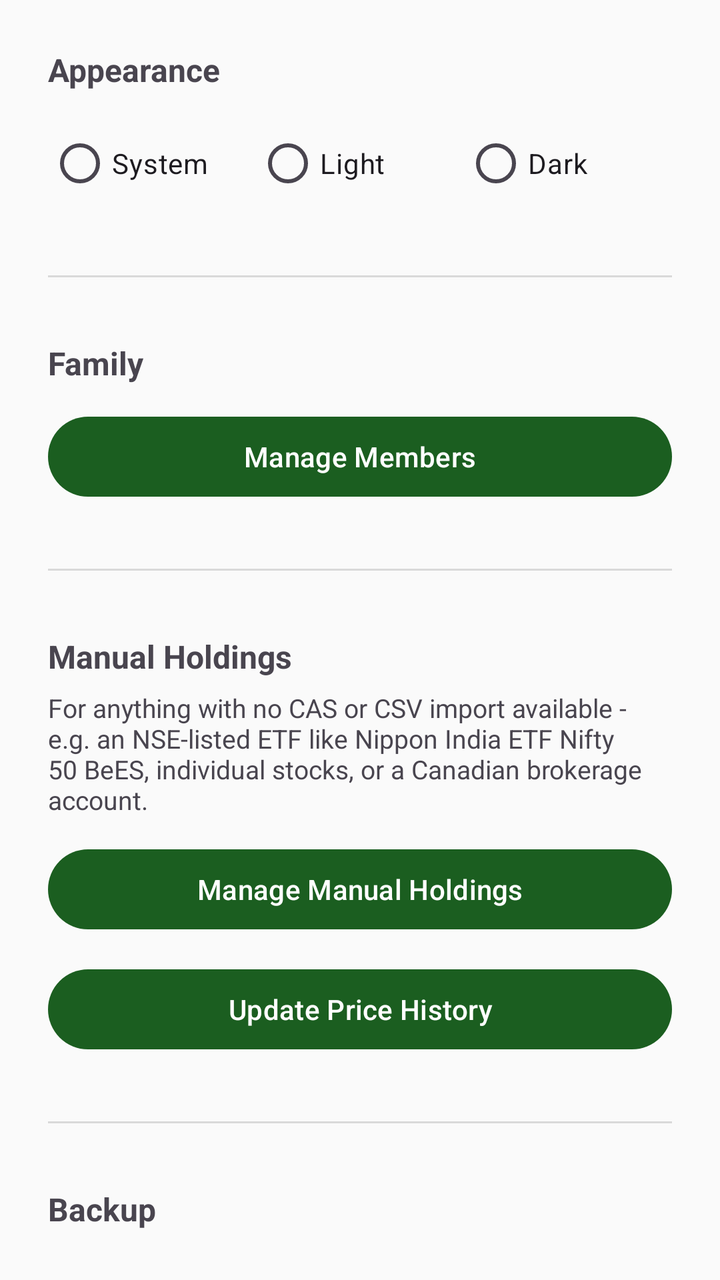
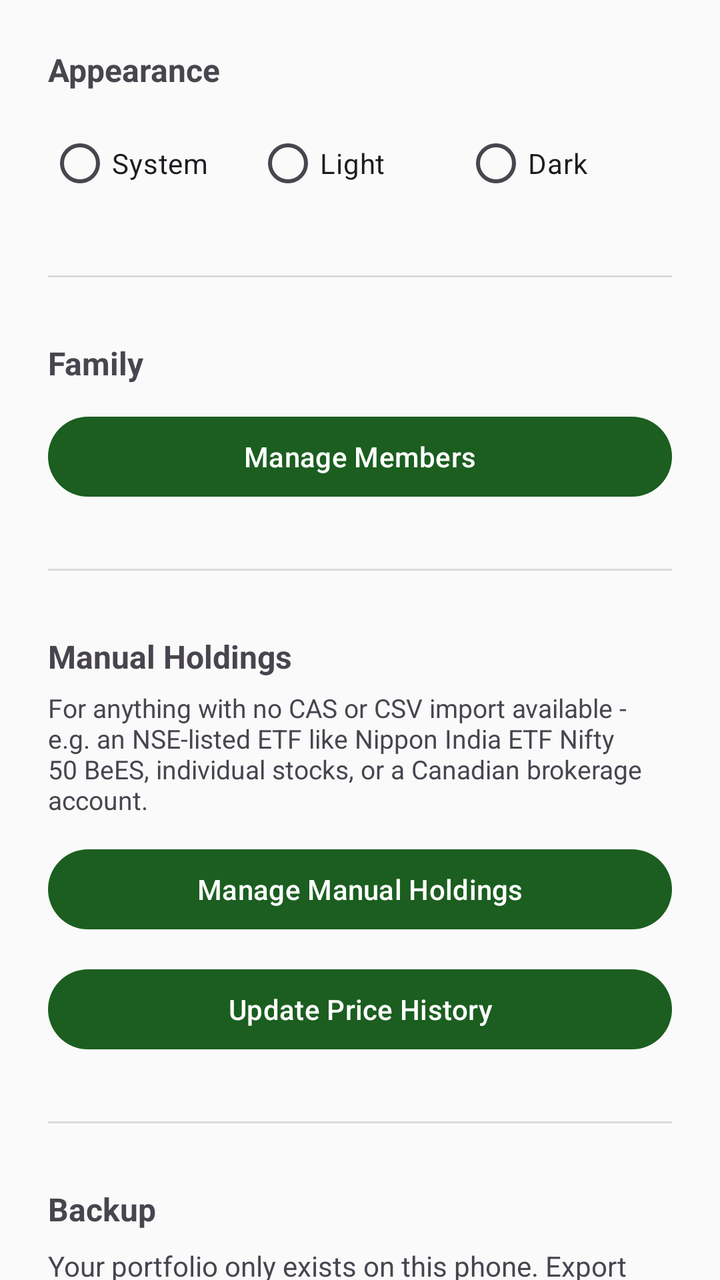

An Android layout rendered at two revisions. The XML below is the earlier revision; the diff shows what the commit changed to produce the second picture.
<!-- AndroidManifest.xml: application theme Theme.PersonalPortfolio -->
<!-- res/layout/activity_settings.xml -->
<?xml version="1.0" encoding="utf-8"?>
<LinearLayout xmlns:android="http://schemas.android.com/apk/res/android"
    android:layout_width="match_parent"
    android:layout_height="match_parent"
    android:orientation="vertical"
    android:padding="24dp">

    <TextView
        android:layout_width="match_parent"
        android:layout_height="wrap_content"
        android:textSize="16sp"
        android:textStyle="bold"
        android:text="Appearance" />

    <RadioGroup
        android:id="@+id/themeRadioGroup"
        android:layout_width="match_parent"
        android:layout_height="wrap_content"
        android:orientation="horizontal"
        android:layout_marginTop="12dp">

        <RadioButton
            android:id="@+id/themeSystemRadio"
            android:layout_width="0dp"
            android:layout_height="wrap_content"
            android:layout_weight="1"
            android:text="System" />

        <RadioButton
            android:id="@+id/themeLightRadio"
            android:layout_width="0dp"
            android:layout_height="wrap_content"
            android:layout_weight="1"
            android:text="Light" />

        <RadioButton
            android:id="@+id/themeDarkRadio"
            android:layout_width="0dp"
            android:layout_height="wrap_content"
            android:layout_weight="1"
            android:text="Dark" />

    </RadioGroup>

    <View
        android:layout_width="match_parent"
        android:layout_height="1dp"
        android:background="#22000000"
        android:layout_marginTop="32dp"
        android:layout_marginBottom="32dp" />

    <TextView
        android:layout_width="match_parent"
        android:layout_height="wrap_content"
        android:textSize="16sp"
        android:textStyle="bold"
        android:text="Family" />

    <Button
        android:id="@+id/manageMembersButton"
        android:layout_width="match_parent"
        android:layout_height="wrap_content"
        android:layout_marginTop="12dp"
        android:text="Manage Members" />

    <View
        android:layout_width="match_parent"
        android:layout_height="1dp"
        android:background="#22000000"
        android:layout_marginTop="32dp"
        android:layout_marginBottom="32dp" />

    <TextView
        android:layout_width="match_parent"
        android:layout_height="wrap_content"
        android:textSize="16sp"
        android:textStyle="bold"
        android:text="Manual Holdings" />

    <TextView
        android:layout_width="match_parent"
        android:layout_height="wrap_content"
        android:layout_marginTop="6dp"
        android:textSize="13sp"
        android:text="For anything with no CAS or CSV import available - e.g. an NSE-listed ETF like Nippon India ETF Nifty 50 BeES, individual stocks, or a Canadian brokerage account." />

    <Button
        android:id="@+id/manageForeignHoldingsButton"
        android:layout_width="match_parent"
        android:layout_height="wrap_content"
        android:layout_marginTop="12dp"
        android:text="Manage Manual Holdings" />

    <Button
        android:id="@+id/updateHistoryButton"
        android:layout_width="match_parent"
        android:layout_height="wrap_content"
        android:layout_marginTop="12dp"
        android:text="Update Price History" />

    <View
        android:layout_width="match_parent"
        android:layout_height="1dp"
        android:background="#22000000"
        android:layout_marginTop="32dp"
        android:layout_marginBottom="32dp" />

    <TextView
        android:layout_width="match_parent"
        android:layout_height="wrap_content"
        android:textSize="16sp"
        android:textStyle="bold"
        android:text="Backup" />

    <TextView
        android:layout_width="match_parent"
        android:layout_height="wrap_content"
        android:layout_marginTop="8dp"
        android:textSize="14sp"
        android:text="Your portfolio only exists on this phone. Export a backup somewhere safe (Drive, email, another device) every so often." />

    <Button
        android:id="@+id/exportButton"
        android:layout_width="match_parent"
        android:layout_height="wrap_content"
        android:layout_marginTop="20dp"
        android:text="Export Backup" />

    <View
        android:layout_width="match_parent"
        android:layout_height="1dp"
        android:background="#22000000"
        android:layout_marginTop="32dp"
        android:layout_marginBottom="32dp" />

    <TextView
        android:layout_width="match_parent"
        android:layout_height="wrap_content"
        android:textSize="16sp"
        android:textStyle="bold"
        android:text="Restore" />

    <TextView
        android:layout_width="match_parent"
        android:layout_height="wrap_content"
        android:layout_marginTop="8dp"
        android:textSize="14sp"
        android:textColor="#C62828"
        android:text="This REPLACES everything currently in the app with the backup file. Anything added since that backup was made will be lost." />

    <Button
        android:id="@+id/importButton"
        android:layout_width="match_parent"
        android:layout_height="wrap_content"
        android:layout_marginTop="20dp"
        android:text="Restore From Backup" />

    <TextView
        android:id="@+id/settingsStatusText"
        android:layout_width="match_parent"
        android:layout_height="wrap_content"
        android:layout_marginTop="24dp"
        android:textSize="14sp" />

</LinearLayout>
<!-- resources referenced by this layout -->
<resources>
  <style name="Theme.PersonalPortfolio" parent="Theme.Material3.DayNight.NoActionBar">
          <item name="colorPrimary">@color/colorPrimary</item>
          <item name="colorPrimaryVariant">@color/colorPrimaryVariant</item>
          <item name="colorOnPrimary">@color/colorOnPrimary</item>
  
          <item name="colorSecondary">@color/colorSecondary</item>
          <item name="colorOnSecondary">@color/colorOnSecondary</item>
  
          <item name="android:colorBackground">@color/colorBackground</item>
          <item name="colorOnBackground">@color/colorOnBackground</item>
  
          <item name="colorSurface">@color/colorSurface</item>
          <item name="colorOnSurface">@color/colorOnSurface</item>
  
          <item name="android:statusBarColor">@color/colorPrimaryVariant</item>
      </style>
  <color name="colorPrimary">#1B5E20</color>
  <color name="colorPrimaryVariant">#0D3B12</color>
  <color name="colorOnPrimary">#FFFFFF</color>
  <color name="colorSecondary">#00897B</color>
  <color name="colorOnSecondary">#FFFFFF</color>
  <color name="colorBackground">#FAFAFA</color>
  <color name="colorOnBackground">#1A1A1A</color>
  <color name="colorSurface">#FFFFFF</color>
  <color name="colorOnSurface">#1A1A1A</color>
</resources>

<!-- the commit's change to res/layout/activity_settings.xml (unified diff, before → after) -->
@@ -1,7 +1,12 @@
 <?xml version="1.0" encoding="utf-8"?>
+<androidx.core.widget.NestedScrollView xmlns:android="http://schemas.android.com/apk/res/android"
+    android:layout_width="match_parent"
+    android:layout_height="match_parent"
+    android:fillViewport="true">
+
 <LinearLayout xmlns:android="http://schemas.android.com/apk/res/android"
     android:layout_width="match_parent"
-    android:layout_height="match_parent"
+    android:layout_height="wrap_content"
     android:orientation="vertical"
     android:padding="24dp">
 
@@ -163,3 +168,5 @@
         android:textSize="14sp" />
 
 </LinearLayout>
+
+</androidx.core.widget.NestedScrollView>
